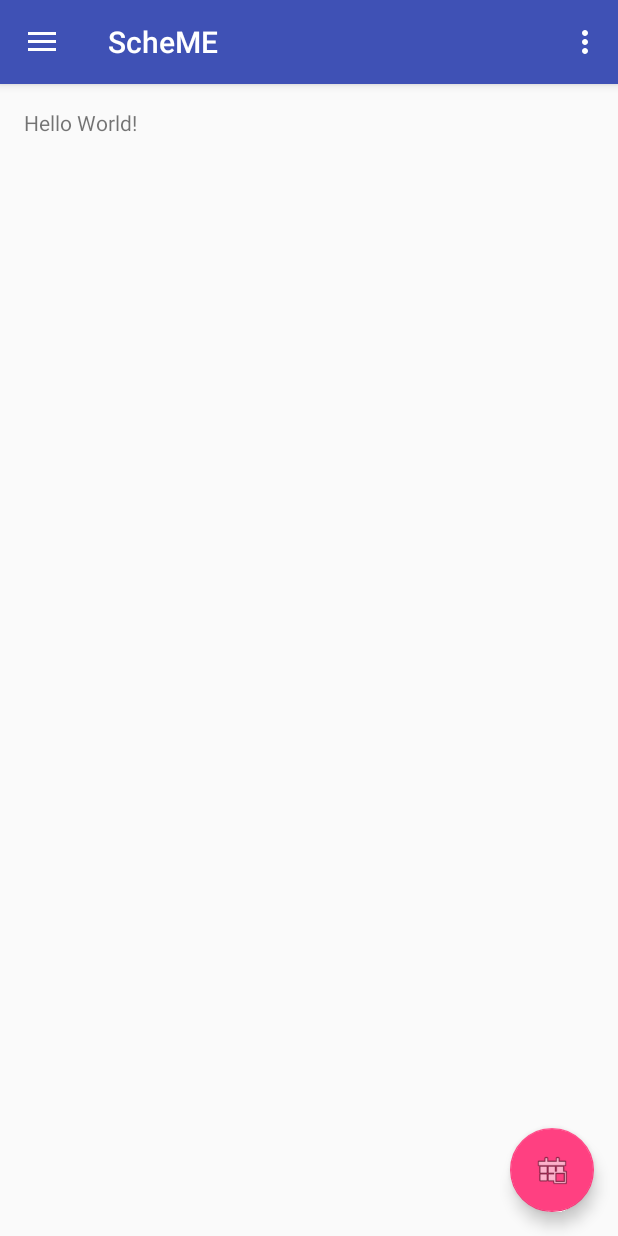
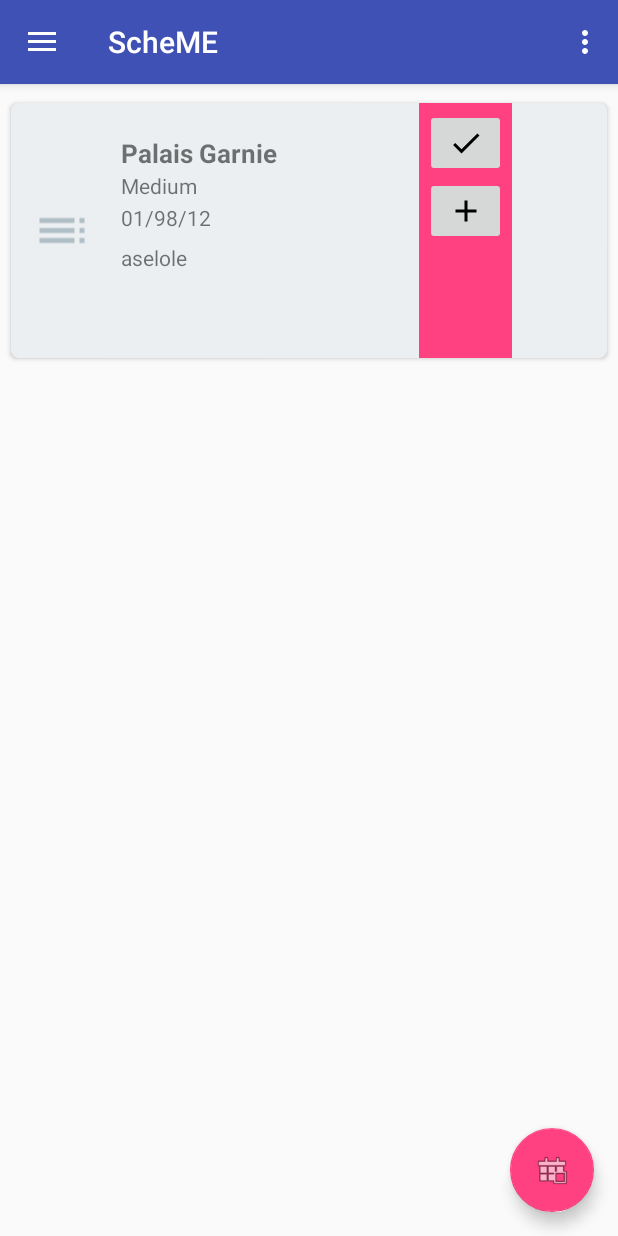
Before and after one commit to kputraf/ScheME, an Android app: the screen it shows after launch (MainActivity), on a phone screen of 412 x 824 dp. Run offline under Robolectric (Android 15) with nearby library versions, the light colour scheme and no system bars; 1 statement that could not run was skipped.

Commit message:
input data recycler3 not done

```diff
--- a/app/src/main/AndroidManifest.xml
+++ b/app/src/main/AndroidManifest.xml
@@ -21,6 +21,7 @@
                 <category android:name="android.intent.category.LAUNCHER" />
             </intent-filter>
         </activity>
+        <activity android:name=".InputActivity"></activity>
     </application>
 
 </manifest>
--- a/app/src/main/java/id/sch/smktelkom_mlg/project2/xirpl20306132027/scheme/MainActivity.java
+++ b/app/src/main/java/id/sch/smktelkom_mlg/project2/xirpl20306132027/scheme/MainActivity.java
@@ -1,20 +1,30 @@
 package id.sch.smktelkom_mlg.project2.xirpl20306132027.scheme;
 
+import android.content.Intent;
+import android.content.res.Resources;
 import android.os.Bundle;
 import android.support.design.widget.FloatingActionButton;
 import android.support.design.widget.NavigationView;
-import android.support.design.widget.Snackbar;
 import android.support.v4.view.GravityCompat;
 import android.support.v4.widget.DrawerLayout;
 import android.support.v7.app.ActionBarDrawerToggle;
 import android.support.v7.app.AppCompatActivity;
+import android.support.v7.widget.LinearLayoutManager;
+import android.support.v7.widget.RecyclerView;
 import android.support.v7.widget.Toolbar;
 import android.view.Menu;
 import android.view.MenuItem;
 import android.view.View;
 
-public class MainActivity extends AppCompatActivity
-        implements NavigationView.OnNavigationItemSelectedListener {
+import java.util.ArrayList;
+
+import id.sch.smktelkom_mlg.project2.xirpl20306132027.scheme.adapter.SchemeAdapter;
+import id.sch.smktelkom_mlg.project2.xirpl20306132027.scheme.model.Scheme;
+
+
+public class MainActivity extends AppCompatActivity implements NavigationView.OnNavigationItemSelectedListener {
+    SchemeAdapter mAdapter;
+    ArrayList<Scheme> mList = new ArrayList<>();
 
     @Override
     protected void onCreate(Bundle savedInstanceState) {
@@ -27,8 +37,8 @@
         fab.setOnClickListener(new View.OnClickListener() {
             @Override
             public void onClick(View view) {
-                Snackbar.make(view, "Replace with your own action", Snackbar.LENGTH_LONG)
-                        .setAction("Action", null).show();
+                Intent k = new Intent(MainActivity.this, InputActivity.class);
+                startActivity(k);
             }
         });
 
@@ -40,6 +50,29 @@
 
         NavigationView navigationView = (NavigationView) findViewById(R.id.nav_view);
         navigationView.setNavigationItemSelectedListener(this);
+
+        RecyclerView recyclerView = (RecyclerView) findViewById(R.id.recyclerView);
+        LinearLayoutManager layoutManager = new LinearLayoutManager(this);
+        recyclerView.setLayoutManager(layoutManager);
+
+        mAdapter = new SchemeAdapter(this, mList);
+        recyclerView.setAdapter(mAdapter);
+
+        filData();
+    }
+
+    private void filData() {
+        Resources resources = getResources();
+        String[] activity = resources.getStringArray(R.array.activity);
+        String[] due = resources.getStringArray(R.array.due);
+        String[] priority = resources.getStringArray(R.array.priority);
+        String[] category = resources.getStringArray(R.array.category);
+        String[] note = resources.getStringArray(R.array.note);
+        for (int i = 0; i < activity.length; i++) {
+            mList.add(new Scheme(activity[i], due[i], category[i],
+                    priority[i], note[i]));
+        }
+        mAdapter.notifyDataSetChanged();
     }
 
     @Override
--- /dev/null
+++ b/app/src/main/java/id/sch/smktelkom_mlg/project2/xirpl20306132027/scheme/adapter/SchemeAdapter.java
@@ -0,0 +1,107 @@
+package id.sch.smktelkom_mlg.project2.xirpl20306132027.scheme.adapter;
+
+import android.content.Context;
+import android.support.v7.widget.RecyclerView;
+import android.view.LayoutInflater;
+import android.view.View;
+import android.view.ViewGroup;
+import android.widget.ImageButton;
+import android.widget.TextView;
+
+import java.util.ArrayList;
+
+import id.sch.smktelkom_mlg.project2.xirpl20306132027.scheme.R;
+import id.sch.smktelkom_mlg.project2.xirpl20306132027.scheme.model.Scheme;
+
+public class SchemeAdapter extends RecyclerView.Adapter<SchemeAdapter.ViewHolder> {
+    ArrayList<Scheme> SchemeList;
+
+    ISchemeAdapter mISchemeAdapter;
+
+    public SchemeAdapter(Context context, ArrayList<Scheme> schemeList) {
+        this.SchemeList = schemeList;
+        mISchemeAdapter = (ISchemeAdapter) context;
+    }
+
+    @Override
+    public SchemeAdapter.ViewHolder onCreateViewHolder(ViewGroup parent, int viewType) {
+        View v = LayoutInflater.from(parent.getContext()).inflate(R.layout.layout_home, parent, false);
+        ViewHolder vh = new ViewHolder(v);
+        return vh;
+    }
+
+    @Override
+    public void onBindViewHolder(SchemeAdapter.ViewHolder holder, int position) {
+        Scheme scheme = SchemeList.get(position);
+        holder.activity.setText(scheme.activity);
+        holder.priority.setText(scheme.priority);
+        holder.due.setText(scheme.due);
+        holder.note.setText(scheme.note);
+        holder.category.setText(scheme.category);
+
+    }
+
+    @Override
+    public int getItemCount() {
+        if (SchemeList != null)
+            return SchemeList.size();
+        return 0;
+    }
+
+    public interface ISchemeAdapter {
+        void doClick(int pos);
+
+        void doEdit(int pos);
+
+        void doDelete(int pos);
+
+        void doFav(int pos);
+
+        void doShare(int pos);
+    }
+
+    public class ViewHolder extends RecyclerView.ViewHolder {
+        TextView activity;
+        TextView due;
+        TextView priority;
+        TextView category;
+        TextView note;
+        ImageButton bEdit;
+        ImageButton bDelete;
+
+        public ViewHolder(View itemView) {
+            super(itemView);
+
+            activity = (TextView) itemView.findViewById(R.id.activity);
+            due = (TextView) itemView.findViewById(R.id.due);
+            priority = (TextView) itemView.findViewById(R.id.priority);
+            category = (TextView) itemView.findViewById(R.id.category);
+            note = (TextView) itemView.findViewById(R.id.note);
+            bEdit = (ImageButton) itemView.findViewById(R.id.bEdit);
+            bDelete = (ImageButton) itemView.findViewById(R.id.bDelete);
+
+            itemView.setOnClickListener(new View.OnClickListener() {
+                @Override
+                public void onClick(View v) {
+                    mISchemeAdapter.doClick(getAdapterPosition());
+                }
+            });
+
+            bEdit.setOnClickListener(new View.OnClickListener() {
+                @Override
+                public void onClick(View v) {
+                    mISchemeAdapter.doEdit(getAdapterPosition());
+                }
+            });
+
+            bDelete.setOnClickListener(new View.OnClickListener() {
+                @Override
+                public void onClick(View v) {
+                    mISchemeAdapter.doDelete(getAdapterPosition());
+                }
+            });
+
+
+        }
+    }
+}
--- /dev/null
+++ b/app/src/main/java/id/sch/smktelkom_mlg/project2/xirpl20306132027/scheme/model/Scheme.java
@@ -0,0 +1,23 @@
+package id.sch.smktelkom_mlg.project2.xirpl20306132027.scheme.model;
+
+import java.io.Serializable;
+
+/**
+ * Created by krisnapf on 28/03/17.
+ */
+
+public class Scheme implements Serializable {
+    public String activity;
+    public String due;
+    public String category;
+    public String priority;
+    public String note;
+
+    public Scheme(String activity, String due, String category, String priority, String note) {
+        this.activity = activity;
+        this.due = due;
+        this.category = category;
+        this.priority = priority;
+        this.note = note;
+    }
+}
--- /dev/null
+++ b/app/src/main/res/drawable/ic_check_white_24dp.xml
@@ -0,0 +1,9 @@
+<vector xmlns:android="http://schemas.android.com/apk/res/android"
+    android:width="24dp"
+    android:height="24dp"
+    android:viewportHeight="24.0"
+    android:viewportWidth="24.0">
+    <path
+        android:fillColor="#FF000000"
+        android:pathData="M9,16.17L4.83,12l-1.42,1.41L9,19 21,7l-1.41,-1.41z" />
+</vector>
--- /dev/null
+++ b/app/src/main/res/drawable/ic_toc_black_24dp.xml
@@ -0,0 +1,9 @@
+<vector xmlns:android="http://schemas.android.com/apk/res/android"
+    android:width="24dp"
+    android:height="24dp"
+    android:viewportHeight="24.0"
+    android:viewportWidth="24.0">
+    <path
+        android:fillColor="#FF000000"
+        android:pathData="M3,9h14L17,7L3,7v2zM3,13h14v-2L3,11v2zM3,17h14v-2L3,15v2zM19,17h2v-2h-2v2zM19,7v2h2L21,7h-2zM19,13h2v-2h-2v2z" />
+</vector>
--- a/app/src/main/res/layout/app_bar_main.xml
+++ b/app/src/main/res/layout/app_bar_main.xml
@@ -31,4 +31,5 @@
         android:layout_margin="@dimen/fab_margin"
         app:srcCompat="@android:drawable/ic_menu_today" />
 
+
 </android.support.design.widget.CoordinatorLayout>
--- a/app/src/main/res/layout/content_main.xml
+++ b/app/src/main/res/layout/content_main.xml
@@ -1,20 +1,13 @@
 <?xml version="1.0" encoding="utf-8"?>
-<RelativeLayout xmlns:android="http://schemas.android.com/apk/res/android"
+<android.support.v7.widget.RecyclerView xmlns:android="http://schemas.android.com/apk/res/android"
     xmlns:app="http://schemas.android.com/apk/res-auto"
     xmlns:tools="http://schemas.android.com/tools"
-    android:id="@+id/content_main"
+    android:id="@+id/recyclerView"
     android:layout_width="match_parent"
     android:layout_height="match_parent"
-    android:paddingBottom="@dimen/activity_vertical_margin"
-    android:paddingLeft="@dimen/activity_horizontal_margin"
-    android:paddingRight="@dimen/activity_horizontal_margin"
-    android:paddingTop="@dimen/activity_vertical_margin"
+    android:clipToPadding="false"
+    android:paddingBottom="56dp"
+    android:paddingTop="5dp"
+    android:scrollbars="vertical"
     app:layout_behavior="@string/appbar_scrolling_view_behavior"
-    tools:context="id.sch.smktelkom_mlg.project2.xirpl20306132027.scheme.MainActivity"
-    tools:showIn="@layout/app_bar_main">
-
-    <TextView
-        android:layout_width="wrap_content"
-        android:layout_height="wrap_content"
-        android:text="Hello World!" />
-</RelativeLayout>
+    tools:context="id.sch.smktelkom_mlg.project2.xirpl20306132027.scheme.MainActivity" />
--- /dev/null
+++ b/app/src/main/res/layout/layout_home.xml
@@ -0,0 +1,115 @@
+<?xml version="1.0" encoding="utf-8"?>
+<android.support.v7.widget.CardView xmlns:android="http://schemas.android.com/apk/res/android"
+    xmlns:app="http://schemas.android.com/apk/res-auto"
+    android:layout_width="match_parent"
+    android:layout_height="170dp"
+    android:layout_marginBottom="9dp"
+    android:layout_marginLeft="7dp"
+    android:layout_marginRight="7dp"
+    android:layout_marginTop="7dp"
+    app:cardBackgroundColor="#ECEFF1"
+    app:cardCornerRadius="5dp">
+
+    <LinearLayout
+        android:layout_width="match_parent"
+        android:layout_height="match_parent"
+        android:orientation="horizontal">
+
+        <RelativeLayout
+            android:layout_width="wrap_content"
+            android:layout_height="match_parent"
+            android:layout_marginLeft="14dp"
+            android:layout_marginStart="14dp">
+
+            <ImageView
+                android:layout_width="40dp"
+                android:layout_height="match_parent"
+                android:src="@drawable/ic_toc_black_24dp"
+                android:tint="#B0BEC5" />
+
+        </RelativeLayout>
+
+        <LinearLayout
+            android:layout_width="218dp"
+            android:layout_height="match_parent"
+            android:orientation="vertical">
+
+            <TextView
+                android:id="@+id/activity"
+                android:layout_width="match_parent"
+                android:layout_height="wrap_content"
+                android:layout_marginTop="21dp"
+                android:paddingLeft="19dp"
+                android:paddingStart="19dp"
+                android:text="Todo Title"
+                android:textSize="17sp"
+                android:textStyle="bold" />
+
+            <TextView
+                android:id="@+id/priority"
+                android:layout_width="match_parent"
+                android:layout_height="wrap_content"
+                android:layout_marginBottom="2dp"
+                android:maxLines="5"
+                android:paddingLeft="19dp"
+                android:paddingStart="19dp"
+                android:text="todo detail" />
+
+            <TextView
+                android:id="@+id/due"
+                android:layout_width="match_parent"
+                android:layout_height="wrap_content"
+                android:layout_marginBottom="7dp"
+                android:maxLines="5"
+                android:paddingLeft="19dp"
+                android:paddingStart="19dp"
+                android:text="20 Feb, 2017" />
+
+            <TextView
+                android:id="@+id/note"
+                android:layout_width="match_parent"
+                android:layout_height="wrap_content"
+                android:layout_marginBottom="7dp"
+                android:maxLines="5"
+                android:paddingLeft="19dp"
+                android:paddingStart="19dp"
+                android:text="iwehgroierlhgoi3lergo eoigrh oeihrgoi3hw4oi ghwoiehgoiwrhg wej woei gjwoijg" />
+
+
+        </LinearLayout>
+
+        <LinearLayout
+            android:id="@+id/linearLayoutDone"
+            android:layout_width="62dp"
+            android:layout_height="match_parent"
+            android:background="@color/colorAccent"
+            android:orientation="vertical"
+            android:padding="4dp">
+
+            <ImageButton
+                android:id="@+id/bDelete"
+                android:layout_width="match_parent"
+                android:layout_height="45dp"
+                android:src="@drawable/ic_check_white_24dp" />
+
+            <ImageButton
+                android:id="@+id/bEdit"
+                android:layout_width="match_parent"
+                android:layout_height="45dp"
+                android:src="@drawable/ic_add_black_24dp" />
+
+            <TextView
+                android:id="@+id/category"
+                android:layout_width="match_parent"
+                android:layout_height="wrap_content"
+                android:layout_marginTop="2dp"
+                android:gravity="center"
+                android:textAlignment="center"
+                android:textColor="@android:color/white"
+                android:textSize="12sp"
+                android:textStyle="bold" />
+
+        </LinearLayout>
+
+    </LinearLayout>
+</android.support.v7.widget.CardView>
--- a/app/src/main/res/values/arrays.xml
+++ b/app/src/main/res/values/arrays.xml
@@ -1,10 +1,18 @@
 <?xml version="1.0" encoding="utf-8"?>
 <resources>
-
-    <string-array name="kategori">
-        <item>Work</item>
-        <item>School</item>
-        <item>Personal</item>
+    <string-array name="activity">
+        <item>Palais Garnie</item>
     </string-array>
-
+    <string-array name="due">
+        <item>01/98/12</item>
+    </string-array>
+    <string-array name="category">
+        <item></item>
+    </string-array>
+    <string-array name="priority">
+        <item>Medium</item>
+    </string-array>
+    <array name="note">
+        <item>aselole</item>
+    </array>
 </resources>
```
Also changed, not shown: app/build.gradle (+5 -2 lines), app/src/main/java/id/sch/smktelkom_mlg/project2/xirpl20306132027/scheme/InputActivity.java (added, +52 -0 lines), app/src/main/java/layout/InputFragment.java (deleted, +0 -125 lines), app/src/main/res/layout/activity_input.xml (renamed from app/src/main/res/layout/fragment_input.xml, +23 -7 lines).
